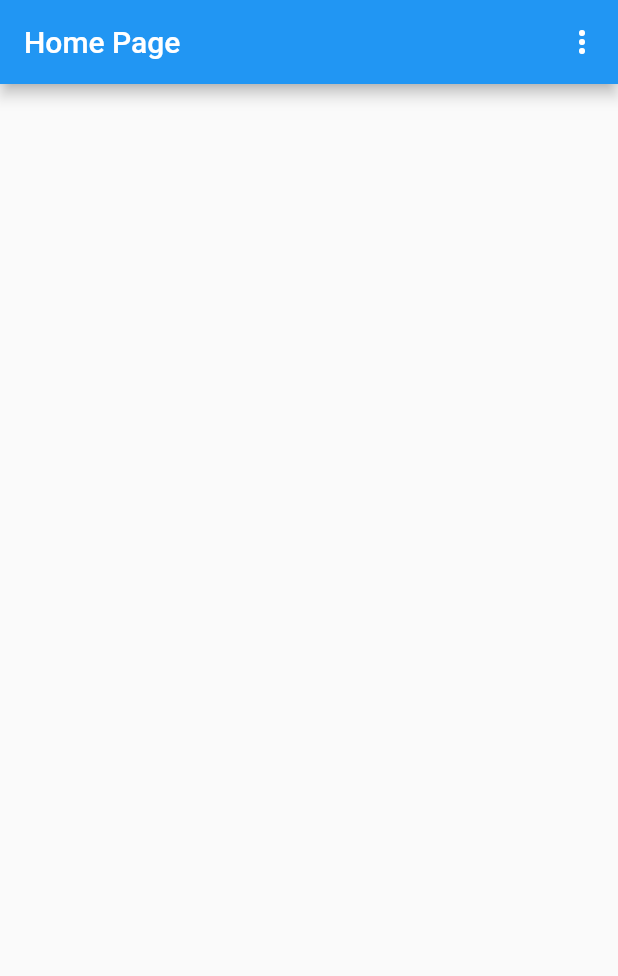
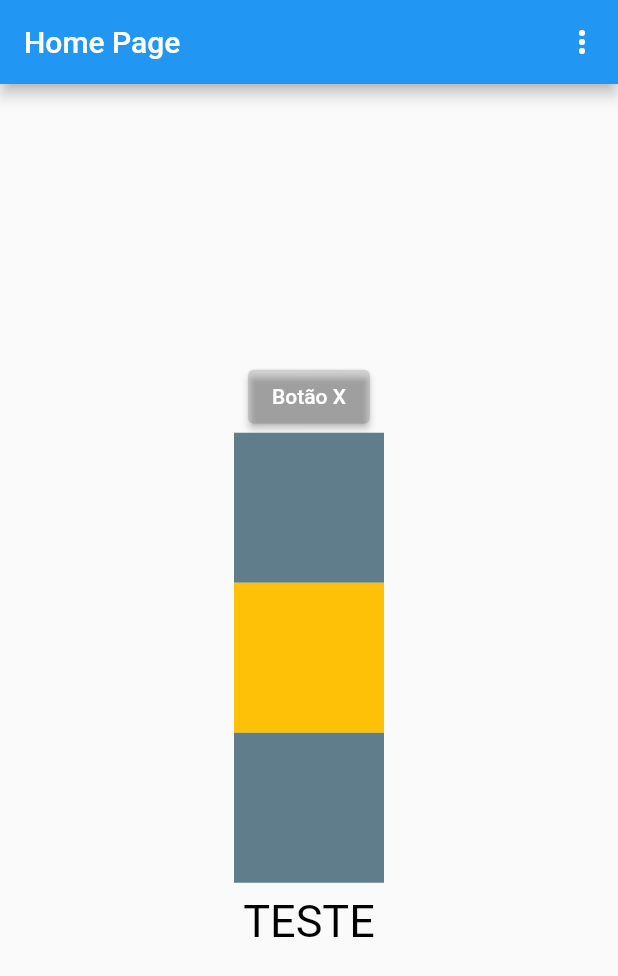
Before and after one commit to jdaibello/academia-do-flutter-modulos-flutter, a Flutter app: the screen it shows after launch, on a phone screen of 412 x 824 dp. Shown: the top 976 px of the screen. Run offline on Flutter 3.47's test engine with Material 2 defaults, Android fonts, the phone set to English and light mode, and no system bars; our stand-ins replace device_preview.

Commit message:
feat: add Theme (customizing your Theme)

```diff
--- a/flutter_primeiro_projeto/lib/main.dart
+++ b/flutter_primeiro_projeto/lib/main.dart
@@ -38,7 +38,24 @@ class MyApp extends StatelessWidget {
     return MaterialApp(
       title: 'Flutter Demo',
       theme: ThemeData(
+        primaryColor: Colors.amber,
         primarySwatch: Colors.blue,
+        primaryColorLight: Colors.red,
+        primaryColorDark: Colors.amberAccent,
+        fontFamily: 'Roboto',
+        textTheme: const TextTheme(
+          caption: TextStyle(fontSize: 16),
+        ),
+        elevatedButtonTheme: ElevatedButtonThemeData(
+          style: ElevatedButton.styleFrom(
+            primary: Colors.green,
+          ),
+        ),
+        textButtonTheme: TextButtonThemeData(
+          style: TextButton.styleFrom(
+            primary: Colors.deepOrange,
+          ),
+        ),
       ),
       locale: DevicePreview.locale(context),
       builder: DevicePreview.appBuilder,
--- a/flutter_primeiro_projeto/lib/pages/home/home_page.dart
+++ b/flutter_primeiro_projeto/lib/pages/home/home_page.dart
@@ -163,7 +163,63 @@ class HomePage extends StatelessWidget {
           ),
         ],
       ),
-      body: Container(),
+      body: Theme(
+        data: Theme.of(context).copyWith(
+          primaryColor: Colors.blueGrey,
+          elevatedButtonTheme: ElevatedButtonThemeData(
+            style: ElevatedButton.styleFrom(
+              primary: Colors.black12,
+            ),
+          ),
+        ),
+        child: Center(
+          child: Column(
+            mainAxisAlignment: MainAxisAlignment.center,
+            children: [
+              ElevatedButton(
+                onPressed: () {},
+                child: const Text('Botão X'),
+              ),
+              const ContainerX(),
+              Container(
+                height: 100,
+                width: 100,
+                color: Theme.of(context).primaryColor,
+              ),
+              Builder(
+                builder: (contextInterno) {
+                  return Container(
+                    height: 100,
+                    width: 100,
+                    color: Theme.of(contextInterno).primaryColor,
+                  );
+                },
+              ),
+              TextButton(
+                onPressed: () {},
+                child: const Text('TESTE'),
+                style: TextButton.styleFrom(
+                  primary: Colors.black,
+                  textStyle: const TextStyle(fontSize: 30),
+                ),
+              ),
+            ],
+          ),
+        ),
+      ),
     );
   }
 }
+
+class ContainerX extends StatelessWidget {
+  const ContainerX({Key? key}) : super(key: key);
+
+  @override
+  Widget build(BuildContext context) {
+    return Container(
+      height: 100,
+      width: 100,
+      color: Theme.of(context).primaryColor,
+    );
+  }
+}
```
